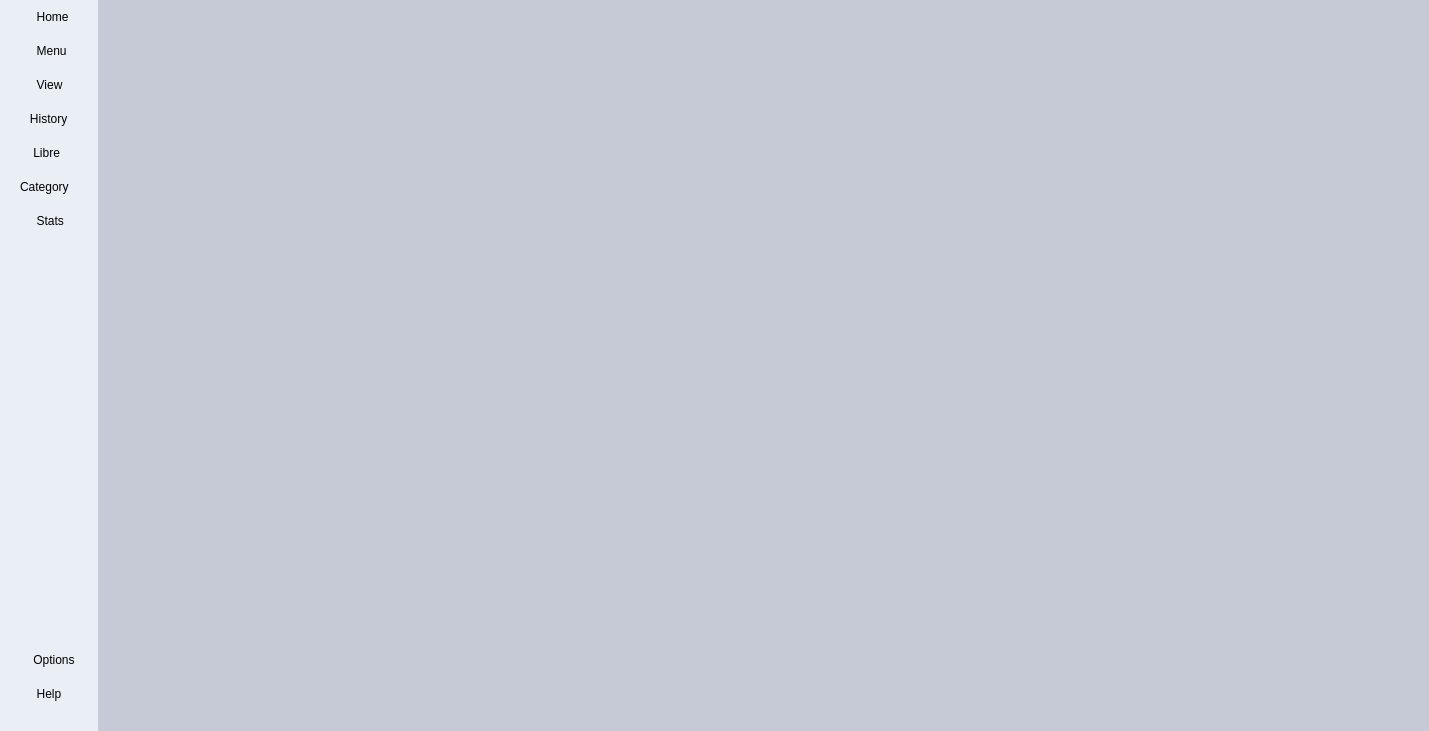
Old version of the form forms/mainapp.ui in the repository h471x/SQLite_Inventory_Management.
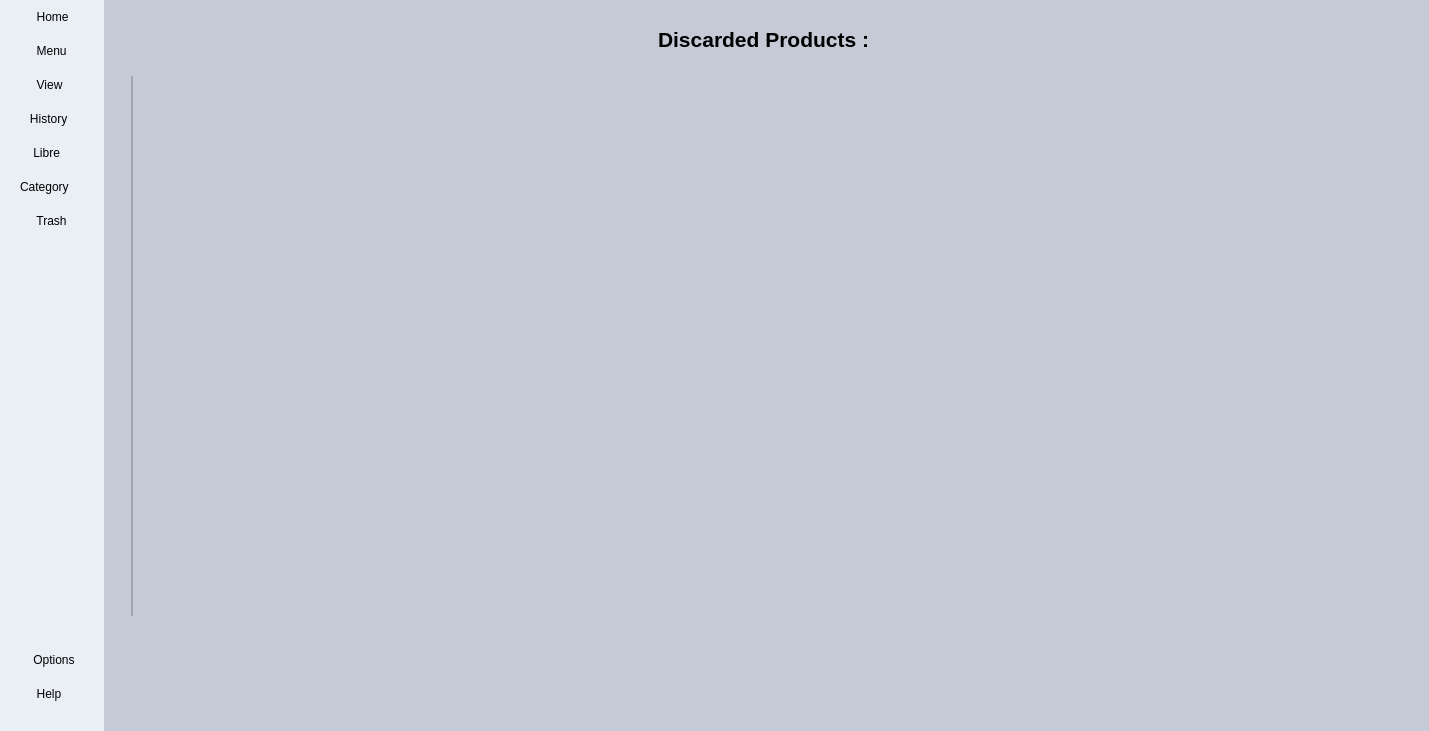
New version of the form. Icons and pictures are not drawn.

Commit message: Implemented Trash Functionnalities

The edit to the form file:
```diff
--- a/forms/mainapp.ui
+++ b/forms/mainapp.ui
@@ -66,7 +66,7 @@
 #Content QTreeView::item:Alternate{background-color: #a2a6ae;}
 #Content QTreeView::item:Hover{background-color: #d4d8e2;}
 
-#title, #title_2, #availableTitle,#availableTitle_2, #userTitle, #adminTitle, #creationTitle, #categoryTitle, #seuilTitle{
+#title, #title_2, #availableTitle,#availableTitle_2, #userTitle, #adminTitle, #creationTitle, #categoryTitle, #seuilTitle, #trashTitle{
 	font-size: 16pt;
 	font-weight: bold;
 }
@@ -362,7 +362,7 @@
              <item>
               <widget class="QPushButton" name="StatsBtn">
                <property name="text">
-                <string>     Stats   </string>
+                <string>     Trash     </string>
                </property>
                <property name="icon">
                 <iconset resource="../resources/resources.qrc">
@@ -370,8 +370,8 @@
                </property>
                <property name="iconSize">
                 <size>
-                 <width>45</width>
-                 <height>45</height>
+                 <width>48</width>
+                 <height>48</height>
                 </size>
                </property>
               </widget>
@@ -2579,6 +2579,222 @@
              <property name="frameShadow">
               <enum>QFrame::Raised</enum>
              </property>
+             <layout class="QVBoxLayout" name="verticalLayout_35">
+              <item>
+               <widget class="QFrame" name="HomeHeader_2">
+                <property name="frameShape">
+                 <enum>QFrame::StyledPanel</enum>
+                </property>
+                <property name="frameShadow">
+                 <enum>QFrame::Raised</enum>
+                </property>
+                <layout class="QHBoxLayout" name="horizontalLayout_24">
+                 <item>
+                  <spacer name="horizontalSpacer_8">
+                   <property name="orientation">
+                    <enum>Qt::Horizontal</enum>
+                   </property>
+                   <property name="sizeHint" stdset="0">
+                    <size>
+                     <width>310</width>
+                     <height>20</height>
+                    </size>
+                   </property>
+                  </spacer>
+                 </item>
+                 <item>
+                  <widget class="QLabel" name="trashTitle">
+                   <property name="text">
+                    <string>Discarded Products : </string>
+                   </property>
+                  </widget>
+                 </item>
+                 <item>
+                  <spacer name="horizontalSpacer_24">
+                   <property name="orientation">
+                    <enum>Qt::Horizontal</enum>
+                   </property>
+                   <property name="sizeHint" stdset="0">
+                    <size>
+                     <width>309</width>
+                     <height>20</height>
+                    </size>
+                   </property>
+                  </spacer>
+                 </item>
+                </layout>
+               </widget>
+              </item>
+              <item>
+               <widget class="QFrame" name="HomeBody_2">
+                <property name="frameShape">
+                 <enum>QFrame::StyledPanel</enum>
+                </property>
+                <property name="frameShadow">
+                 <enum>QFrame::Raised</enum>
+                </property>
+                <layout class="QHBoxLayout" name="horizontalLayout_23">
+                 <item>
+                  <widget class="QTableWidget" name="trashWidget">
+                   <property name="focusPolicy">
+                    <enum>Qt::NoFocus</enum>
+                   </property>
+                   <property name="lineWidth">
+                    <number>2</number>
+                   </property>
+                   <property name="sizeAdjustPolicy">
+                    <enum>QAbstractScrollArea::AdjustToContents</enum>
+                   </property>
+                   <property name="autoScroll">
+                    <bool>false</bool>
+                   </property>
+                   <property name="editTriggers">
+                    <set>QAbstractItemView::NoEditTriggers</set>
+                   </property>
+                   <property name="tabKeyNavigation">
+                    <bool>false</bool>
+                   </property>
+                   <property name="alternatingRowColors">
+                    <bool>true</bool>
+                   </property>
+                   <property name="selectionMode">
+                    <enum>QAbstractItemView::ExtendedSelection</enum>
+                   </property>
+                   <property name="selectionBehavior">
+                    <enum>QAbstractItemView::SelectItems</enum>
+                   </property>
+                   <property name="verticalScrollMode">
+                    <enum>QAbstractItemView::ScrollPerPixel</enum>
+                   </property>
+                   <property name="horizontalScrollMode">
+                    <enum>QAbstractItemView::ScrollPerPixel</enum>
+                   </property>
+                   <property name="showGrid">
+                    <bool>true</bool>
+                   </property>
+                   <property name="gridStyle">
+                    <enum>Qt::SolidLine</enum>
+                   </property>
+                   <property name="columnCount">
+                    <number>0</number>
+                   </property>
+                   <attribute name="horizontalHeaderMinimumSectionSize">
+                    <number>50</number>
+                   </attribute>
+                   <attribute name="horizontalHeaderDefaultSectionSize">
+                    <number>50</number>
+                   </attribute>
+                   <attribute name="horizontalHeaderShowSortIndicator" stdset="0">
+                    <bool>true</bool>
+                   </attribute>
+                   <attribute name="horizontalHeaderStretchLastSection">
+                    <bool>false</bool>
+                   </attribute>
+                   <attribute name="verticalHeaderMinimumSectionSize">
+                    <number>30</number>
+                   </attribute>
+                   <attribute name="verticalHeaderStretchLastSection">
+                    <bool>false</bool>
+                   </attribute>
+                   <row>
+                    <property name="text">
+                     <string/>
+                    </property>
+                    <property name="textAlignment">
+                     <set>AlignCenter</set>
+                    </property>
+                   </row>
+                   <row>
+                    <property name="text">
+                     <string/>
+                    </property>
+                   </row>
+                   <row>
+                    <property name="text">
+                     <string/>
+                    </property>
+                   </row>
+                   <row>
+                    <property name="text">
+                     <string/>
+                    </property>
+                   </row>
+                   <row>
+                    <property name="text">
+                     <string/>
+                    </property>
+                   </row>
+                   <row>
+                    <property name="text">
+                     <string/>
+                    </property>
+                   </row>
+                   <row>
+                    <property name="text">
+                     <string/>
+                    </property>
+                   </row>
+                   <row>
+                    <property name="text">
+                     <string/>
+                    </property>
+                   </row>
+                   <row>
+                    <property name="text">
+                     <string/>
+                    </property>
+                   </row>
+                   <row>
+                    <property name="text">
+                     <string/>
+                    </property>
+                   </row>
+                   <row>
+                    <property name="text">
+                     <string/>
+                    </property>
+                   </row>
+                   <row>
+                    <property name="text">
+                     <string/>
+                    </property>
+                   </row>
+                   <row>
+                    <property name="text">
+                     <string/>
+                    </property>
+                   </row>
+                   <row>
+                    <property name="text">
+                     <string/>
+                    </property>
+                   </row>
+                   <row>
+                    <property name="text">
+                     <string/>
+                    </property>
+                   </row>
+                   <row>
+                    <property name="text">
+                     <string/>
+                    </property>
+                   </row>
+                   <row>
+                    <property name="text">
+                     <string/>
+                    </property>
+                   </row>
+                   <row>
+                    <property name="text">
+                     <string/>
+                    </property>
+                   </row>
+                  </widget>
+                 </item>
+                </layout>
+               </widget>
+              </item>
+             </layout>
             </widget>
            </item>
           </layout>
```
Left out of the diff: 2 changed lines with no effect on the pictures. The commit also changes 8 other files.
